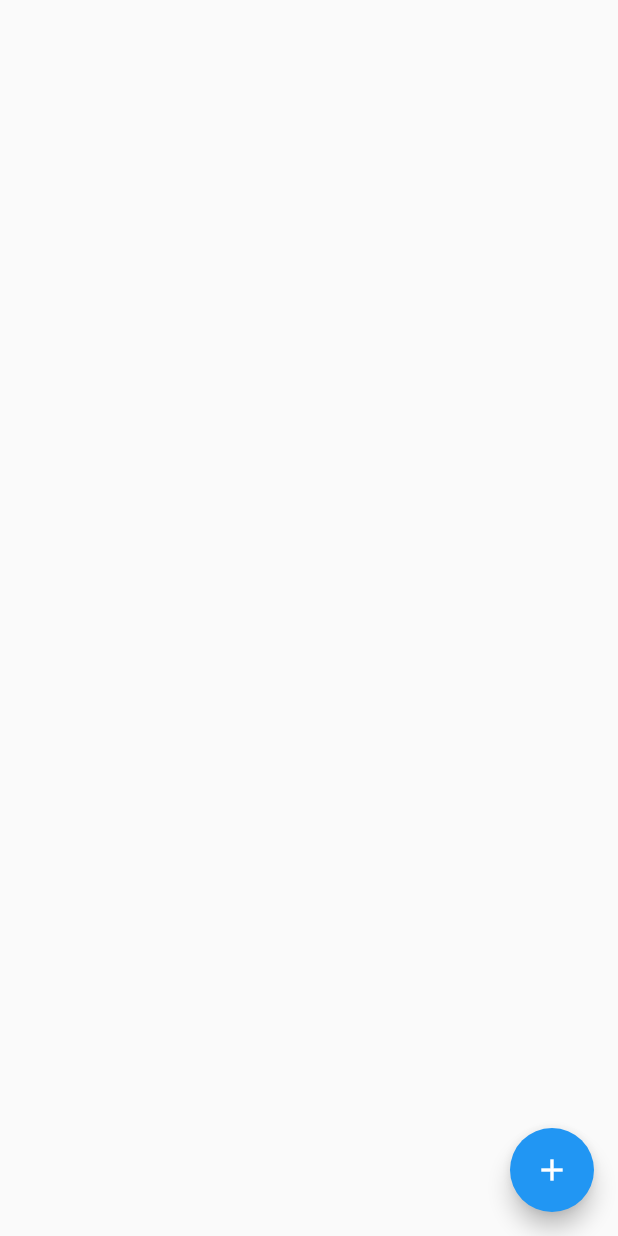
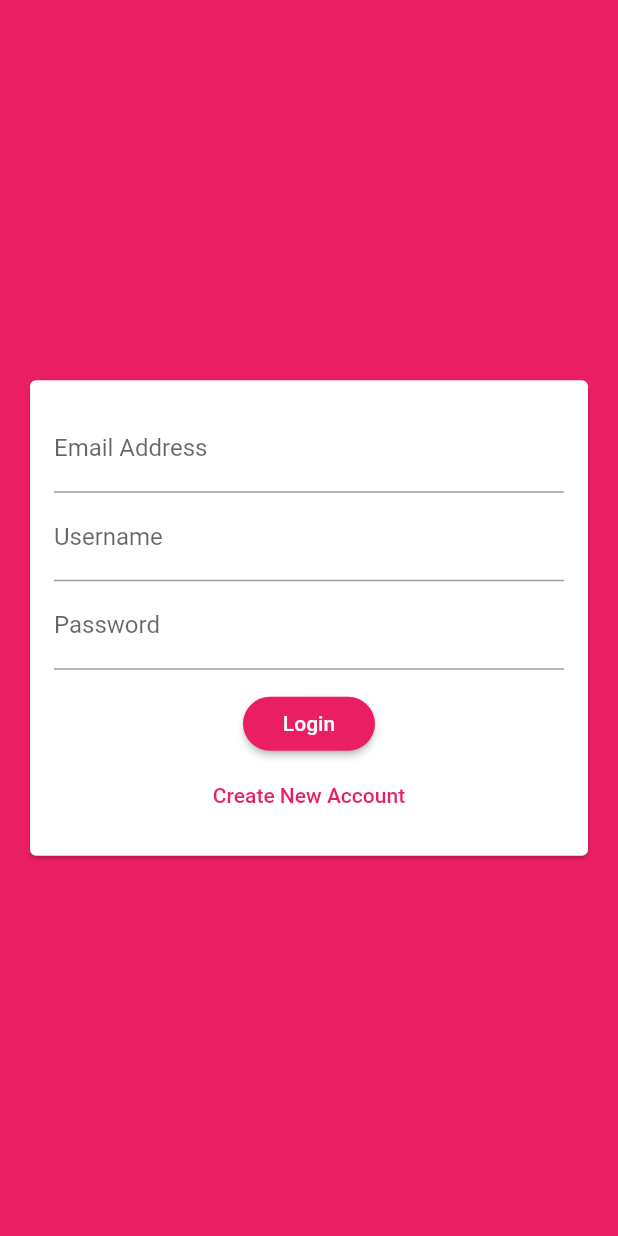
Before and after one commit to kaings-flutter/flutter_proj11, a Flutter app: the screen it shows after launch, on a phone screen of 412 x 824 dp. Run offline on Flutter 3.47's test engine with Material 2 defaults, Android fonts, the phone set to English and light mode, and no system bars; our stand-ins replace cloud_firestore; accounts and stored records are empty.

Commit message:
create login page & add form validation, onsaved

```diff
--- a/lib/main.dart
+++ b/lib/main.dart
@@ -1,5 +1,5 @@
 import 'package:flutter/material.dart';
-import './screens/chat_screen.dart';
+import './screens/auth_screen.dart';
 
 void main() {
   runApp(MyApp());
@@ -12,9 +12,19 @@ class MyApp extends StatelessWidget {
     return MaterialApp(
       title: 'Flutter Demo',
       theme: ThemeData(
-        primarySwatch: Colors.blue,
+        primarySwatch: Colors.pink,
+        backgroundColor: Colors.pink,
+        accentColor: Colors.deepPurple,
+        accentColorBrightness: Brightness.dark,
+        buttonTheme: ButtonTheme.of(context).copyWith(
+          buttonColor: Colors.pink,
+          textTheme: ButtonTextTheme.primary,
+          shape: RoundedRectangleBorder(
+            borderRadius: BorderRadius.circular(20),
+          ),
+        ),
       ),
-      home: ChatScreen(),
+      home: AuthScreen(),
     );
   }
 }
--- a/lib/screens/auth_screen.dart
+++ b/lib/screens/auth_screen.dart
@@ -0,0 +1,17 @@
+import 'package:flutter/material.dart';
+import 'package:flutter_proj11/widgets/auth/auth_form.dart';
+
+class AuthScreen extends StatefulWidget {
+  @override
+  _AuthScreenState createState() => _AuthScreenState();
+}
+
+class _AuthScreenState extends State<AuthScreen> {
+  @override
+  Widget build(BuildContext context) {
+    return Scaffold(
+      backgroundColor: Theme.of(context).primaryColor,
+      body: AuthForm(),
+    );
+  }
+}
--- a/lib/screens/chat_screen.dart
+++ b/lib/screens/chat_screen.dart
@@ -24,8 +24,13 @@ class ChatScreen extends StatelessWidget {
           );
         },
       ),
-      floatingActionButton:
-          FloatingActionButton(child: Icon(Icons.add), onPressed: () {}),
+      floatingActionButton: FloatingActionButton(
+          child: Icon(Icons.add),
+          onPressed: () {
+            Firestore.instance
+                .collection('chat/QUOIXEuB3PJki5gm94pt/messages')
+                .add({'text': 'Newly Added!!!!!'});
+          }),
     );
   }
 }
--- /dev/null
+++ b/lib/widgets/auth/auth_form.dart
@@ -0,0 +1,103 @@
+import 'package:flutter/material.dart';
+
+class AuthForm extends StatefulWidget {
+  @override
+  _AuthFormState createState() => _AuthFormState();
+}
+
+class _AuthFormState extends State<AuthForm> {
+  final _formKey = GlobalKey<FormState>();
+  var _isLogin = true;
+  String _userEmail = '';
+  String _userName = '';
+  String _userPassword = '';
+
+  void _trySubmit() {
+    final isValid = _formKey.currentState.validate();
+    FocusScope.of(context).unfocus(); // hide the keyboard since unfocussed
+
+    if (isValid) {
+      _formKey.currentState.save();
+
+      print('$_userName, $_userEmail, $_userPassword ..... ');
+    }
+  }
+
+  @override
+  Widget build(BuildContext context) {
+    return Center(
+      child: Card(
+        margin: EdgeInsets.all(20),
+        child: SingleChildScrollView(
+          child: Padding(
+            padding: EdgeInsets.all(16),
+            child: Form(
+              key: _formKey,
+              child: Column(
+                mainAxisSize: MainAxisSize.min,
+                children: [
+                  TextFormField(
+                    validator: (value) {
+                      if (value.isEmpty || !value.contains('@')) {
+                        return 'Please enter a valid email address!';
+                      }
+                      return null;
+                    },
+                    keyboardType: TextInputType.emailAddress,
+                    decoration: InputDecoration(
+                      labelText: 'Email Address',
+                    ),
+                    onSaved: (value) {
+                      _userEmail = value;
+                    },
+                  ),
+                  TextFormField(
+                    validator: (value) {
+                      if (value.isEmpty) {
+                        return 'Username cannot be empty';
+                      }
+                      return null;
+                    },
+                    decoration: InputDecoration(labelText: 'Username'),
+                    onSaved: (value) {
+                      _userName = value;
+                    },
+                  ),
+                  TextFormField(
+                    validator: (value) {
+                      if (value.isEmpty || value.length < 7) {
+                        return 'Password must be at least 7 characters long';
+                      }
+                      return null;
+                    },
+                    decoration: InputDecoration(labelText: 'Password'),
+                    obscureText: true,
+                    onSaved: (value) {
+                      _userPassword = value;
+                    },
+                  ),
+                  SizedBox(height: 12),
+                  RaisedButton(
+                    child: Text(_isLogin ? 'Login' : 'Signup'),
+                    onPressed: _trySubmit,
+                  ),
+                  FlatButton(
+                    textColor: Theme.of(context).primaryColor,
+                    child: Text(_isLogin
+                        ? 'Create New Account'
+                        : 'I Already Have an Account'),
+                    onPressed: () {
+                      setState(() {
+                        _isLogin = !_isLogin;
+                      });
+                    },
+                  )
+                ],
+              ),
+            ),
+          ),
+        ),
+      ),
+    );
+  }
+}
```
